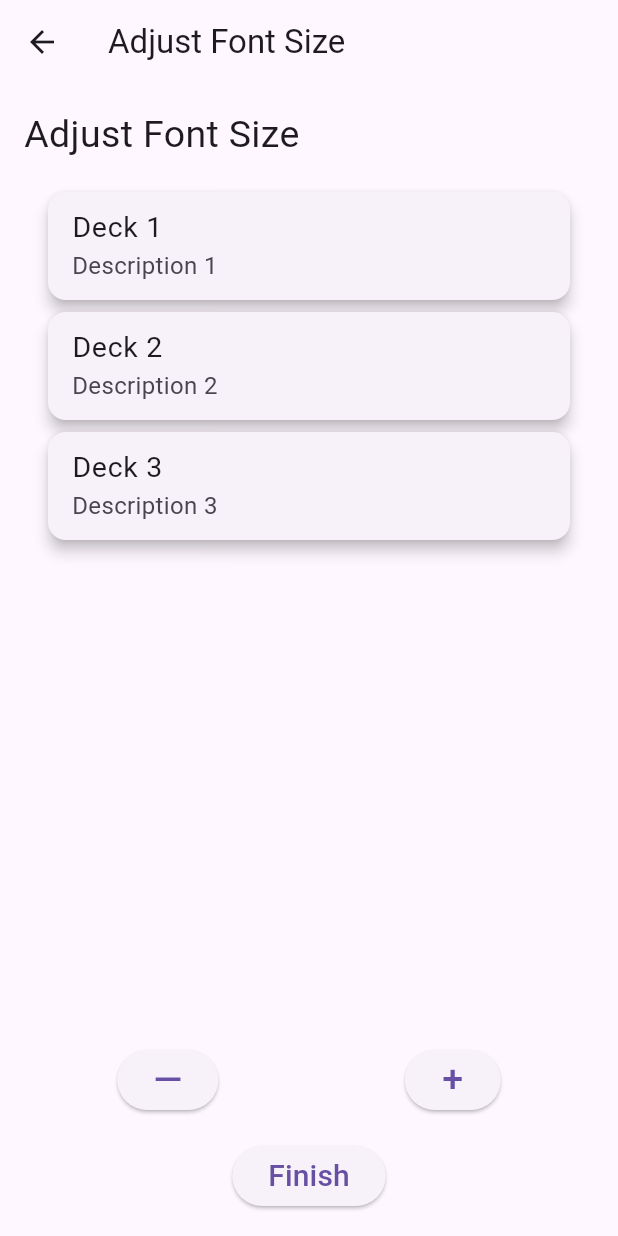
After one commit to Artem738/mindflasher_4, a Flutter app: the UserSettingsScreen screen opened directly, after a tap on "Изменить размер шрифта", on a phone screen of 412 x 824 dp. The commit adds this screen. Run offline on Flutter 3.47's test engine with Material 3 defaults, Android fonts, the phone set to English and light mode, and no system bars; our stand-ins replace flutter_secure_storage, shared_preferences; missing offline and left inert: telegram_web_app; accounts and stored records are empty.

Commit message:
v0.0.6 good realy

```diff
--- a/lib/main.dart
+++ b/lib/main.dart
@@ -3,7 +3,7 @@ import 'package:mindflasher_4/providers/deck_provider.dart';
 import 'package:mindflasher_4/providers/flashcard_provider.dart';
 import 'package:mindflasher_4/providers/template_deck_provider.dart';
 import 'package:mindflasher_4/providers/template_flashcard_provider.dart';
-import 'package:mindflasher_4/screens/deck_index_screen.dart';
+import 'package:mindflasher_4/screens/deck/deck_index_screen.dart';
 import 'package:mindflasher_4/screens/first_enter_screen.dart';
 import 'package:mindflasher_4/screens/language_selection_screen.dart';
 import 'package:mindflasher_4/screens/template_deck_index_screen.dart';
--- a/lib/models/user_model.dart
+++ b/lib/models/user_model.dart
@@ -15,6 +15,7 @@ class UserModel extends ChangeNotifier {
   String? hash;
   int? user_lvl;
   bool? isFirstEnter;
+  double base_font_size = 16.00;
 
   UserModel({
     this.apiId,
@@ -48,6 +49,7 @@ class UserModel extends ChangeNotifier {
     String? hash,
     int? user_lvl,
     bool? isFirstEnter,
+    double? base_font_size ,
   }) {
     this.apiId = apiId ?? this.apiId;
     this.telegram_id = telegram_id ?? this.telegram_id;
@@ -63,6 +65,7 @@ class UserModel extends ChangeNotifier {
     this.hash = hash ?? this.hash;
     this.user_lvl = user_lvl ?? this.user_lvl;
     this.isFirstEnter = isFirstEnter ?? this.isFirstEnter;
+    this.base_font_size = base_font_size ?? this.base_font_size;
     notifyListeners();
   }
 
@@ -72,6 +75,12 @@ class UserModel extends ChangeNotifier {
   }
 
   String log() {
-    return 'UserModel - apiId: ${apiId ?? 'null'}, telegram_id: ${telegram_id ?? 'null'}, tg_username: ${tg_username ?? 'null'}, name: ${name ?? 'null'}, tg_first_name: ${tg_first_name ?? 'null'}, tg_last_name: ${tg_last_name ?? 'null'}, tg_language_code: ${tg_language_code ?? 'null'}, language_code: ${language_code ?? 'null'}, email: ${email ?? 'null'}, token: ${token ?? 'null'}, authDate: ${authDate ?? 'null'}, hash: ${hash ?? 'null'}, user_lvl: ${user_lvl ?? 'null'}, isFirstEnter: ${isFirstEnter ?? 'null'}';
+    return 'UserModel - apiId: ${apiId ?? 'null'}, telegram_id: ${telegram_id ?? 'null'}, '
+        'tg_username: ${tg_username ?? 'null'}, name: ${name ?? 'null'}, '
+        'tg_first_name: ${tg_first_name ?? 'null'}, tg_last_name: ${tg_last_name ?? 'null'}, '
+        'tg_language_code: ${tg_language_code ?? 'null'}, language_code: ${language_code ?? 'null'}, '
+        'email: ${email ?? 'null'}, token: ${token ?? 'null'}, authDate: ${authDate ?? 'null'}, '
+        'hash: ${hash ?? 'null'}, user_lvl: ${user_lvl ?? 'null'}, '
+        'isFirstEnter: ${isFirstEnter ?? 'null'}, base_font_size: $base_font_size';
   }
 }
--- a/lib/providers/provider_user_control.dart
+++ b/lib/providers/provider_user_control.dart
@@ -17,9 +17,42 @@ class ProviderUserControl with ChangeNotifier {
     notifyListeners();
   }
 
-  void incrementApiId() {
-    _userModel.incrementApiId();
+  void increaseFontSize() {
+    if (_userModel.base_font_size < 35) {
+      _userModel.base_font_size += 1;
+      notifyListeners();
+    }
+  }
+
+  void decreaseFontSize() {
+    if (_userModel.base_font_size > 5) {
+      _userModel.base_font_size -= 1;
+      notifyListeners();
+    }
+  }
+
+  Future<void> updateUserBaseFontSize(String token, double baseFontSize) async {
+    if (token == null) {
+      throw Exception('User not authenticated');
+    }
+
+    final url = Uri.parse('${EnvConfig.mainApiUrl}/api/user/base-font-size');
+    final response = await http.put(
+      url, // Используем метод PUT, как указано в API маршрутах
+      headers: {
+        'Content-Type': 'application/json',
+        'Authorization': 'Bearer $token',
+      },
+      body: json.encode({'base_font_size': baseFontSize}),
+    );
+
+    // Обновляем локальную модель пользователя
+    _userModel.update(base_font_size: baseFontSize);
     notifyListeners();
+
+    if (response.statusCode != 200) {
+      throw Exception('Failed to update base font size on server');
+    }
   }
 
   Future<void> updateUserLanguageCode(String token, String languageCode) async {
--- a/lib/providers/provider_user_login.dart
+++ b/lib/providers/provider_user_login.dart
@@ -184,7 +184,9 @@ class ProviderUserLogin extends ChangeNotifier {
         ApiLogger.apiPrint("Tg login responseData: $responseData");
 
         final userData = responseData['user'];
-
+        if (userData['base_font_size'] != null) {
+          _userModel.update(base_font_size: (userData['base_font_size'] as int).toDouble());
+        }
         ///TODO SEND language_code !!!
         // Обновляем модель пользователя данными из ответа сервера
         _userModel?.update(
@@ -200,6 +202,7 @@ class ProviderUserLogin extends ChangeNotifier {
           token: responseData['token'],
           authDate: userData['auth_date'],
           user_lvl: userData['user_lvl'],
+         // base_font_size: userData['base_font_size'],
         );
 
         if (_userModel == null) {
@@ -239,20 +242,24 @@ class ProviderUserLogin extends ChangeNotifier {
         final responseData = jsonDecode(response.body);
         ApiLogger.apiPrint("user TO ADD: ${responseData['user']}");
         final userData = responseData['user'];
+        if (userData['base_font_size'] != null) {
+          _userModel.update(base_font_size: (userData['base_font_size'] as int).toDouble());
+        }
         _userModel.update(
           apiId: userData['id'],
           email: email,
           name: userData['name'],
           token: responseData['access_token'],
-          language_code: userData['language_code'],
           user_lvl: userData['user_lvl'],
           telegram_id: userData['telegram_id'],
           tg_username: userData['tg_username'],
-           tg_first_name: userData['tg_first_name'],
-           tg_last_name: userData['tg_last_name'],
+          tg_first_name: userData['tg_first_name'],
+          tg_last_name: userData['tg_last_name'],
           tg_language_code: userData['tg_language_code'],
+          language_code: userData['language_code'],
+          //userModel.base_font_size = userData['base_font_size'] ?? userModel.base_font_size,
         );
-       // final userData = responseData['user'];
+        // final userData = responseData['user'];
 
         ApiLogger.apiPrint("Login email done: ${_userModel.log()}");
         if (isSharedPreferencesLoaded) {
--- /dev/null
+++ b/lib/screens/deck/deck_card.dart
@@ -0,0 +1,38 @@
+import 'package:flutter/material.dart';
+import 'package:mindflasher_4/models/deck_model.dart';
+import 'package:mindflasher_4/screens/list/flashcard_index_screen.dart';
+
+
+class DeckCard extends StatelessWidget {
+  final DeckModel deck;
+  final double baseFontSize;
+
+  const DeckCard({Key? key, required this.deck, required this.baseFontSize}) : super(key: key);
+
+
+
+  @override
+  Widget build(BuildContext context) {
+    return Card(
+      elevation: 4, // Добавляет тень для визуального выделения
+      margin: EdgeInsets.symmetric(vertical: 4, horizontal: 16), // Отступы
+      child: ListTile(
+        title: Text(
+          deck.name,
+          style: TextStyle(fontSize: baseFontSize +3),
+        ),
+        subtitle: Text(
+          deck.description,
+          style: TextStyle(fontSize: baseFontSize),
+        ),
+        onTap: () {
+          Navigator.of(context).push(
+            MaterialPageRoute(
+              builder: (context) => FlashcardIndexScreen(deck: deck),
+            ),
+          );
+        },
+      ),
+    );
+  }
+}
--- /dev/null
+++ b/lib/screens/font_size_adjustment_screen.dart
@@ -0,0 +1,78 @@
+import 'package:flutter/material.dart';
+import 'package:mindflasher_4/screens/deck/deck_card.dart';
+import 'package:mindflasher_4/translates/font_size_adjustment_screen.dart';
+import 'package:provider/provider.dart';
+import '../models/deck_model.dart';
+import '../providers/provider_user_control.dart';
+
+class FontSizeAdjustmentScreen extends StatelessWidget {
+  @override
+  Widget build(BuildContext context) {
+    final userControl = context.watch<ProviderUserControl>();
+    final userModel = userControl.userModel;
+    var txt = FontSizeAdjustmentScreenTranslate(userModel.language_code ?? 'en');
+
+    // Пример данных для ListView (замените на реальные данные, если нужно)
+    final List<DeckModel> decks = [
+      DeckModel(name: 'Deck 1', description: 'Description 1', id: 1),
+      DeckModel(name: 'Deck 2', description: 'Description 2', id: 2),
+      DeckModel(name: 'Deck 3', description: 'Description 3', id: 3),
+    ];
+
+    return Scaffold(
+      appBar: AppBar(
+        title: Text(txt.tt('title')),
+      ),
+      body: Padding(
+        padding: const EdgeInsets.all(16.0),
+        child: Column(
+          crossAxisAlignment: CrossAxisAlignment.start,
+          children: [
+            Text(
+              txt.tt('header'),
+              style: TextStyle(fontSize: 25),
+            ),
+            SizedBox(height: 16),
+            Expanded(
+              child: ListView.builder(
+                itemCount: decks.length,
+                itemBuilder: (context, index) {
+                  return DeckCard(deck: decks[index], baseFontSize: userModel.base_font_size);
+                },
+              ),
+            ),
+            SizedBox(height: 16),
+            Row(
+              mainAxisAlignment: MainAxisAlignment.spaceAround,
+              children: [
+                ElevatedButton(
+                  onPressed: () {
+                    userControl.decreaseFontSize();
+                  },
+                  child: Text('—', style: TextStyle(fontSize: 25)),
+                ),
+                ElevatedButton(
+                  onPressed: () {
+                    userControl.increaseFontSize();
+                  },
+                  child: Text('+', style: TextStyle(fontSize: 25)),
+                ),
+              ],
+            ),
+            SizedBox(height: 16),
+            Center(
+              child: ElevatedButton(
+                onPressed: () {
+                  userControl.updateUserBaseFontSize(userModel.token!, userModel.base_font_size);
+
+                  Navigator.pop(context); // Возвращаемся на предыдущий экран
+                },
+                child: Text(txt.tt('finish_button'), style: TextStyle(fontSize: 20)),
+              ),
+            ),
+          ],
+        ),
+      ),
+    );
+  }
+}
--- a/lib/screens/list/central_top_card.dart
+++ b/lib/screens/list/central_top_card.dart
@@ -51,7 +51,7 @@ class CentralTopCard extends StatelessWidget {
             Expanded(
               child: Text(
                 "${flashcard.question}",
-                style: TextStyle(fontSize: 17),
+                style: TextStyle(fontSize: 19),
                 textAlign: TextAlign.center,
               ),
             ),
--- a/lib/screens/list/right_answer_card.dart
+++ b/lib/screens/list/right_answer_card.dart
@@ -58,8 +58,8 @@ class RightAnswerCard extends StatelessWidget {
                     child: Padding(
                       padding: const EdgeInsets.symmetric(horizontal: 20.0),
                       child: Text(
-                        flashcard.answer,
-                        style: TextStyle(color: Colors.black),
+                        flashcard.answer.replaceAll('\\n', '\n'),
+                        style: TextStyle(color: Colors.black, fontSize: 18),
                         textAlign: TextAlign.right,
                       ),
                     ),
--- a/lib/screens/login_screen.dart
+++ b/lib/screens/login_screen.dart
@@ -3,7 +3,7 @@ import 'package:mindflasher_4/main.dart';
 import 'package:mindflasher_4/models/user_model.dart';
 import 'package:mindflasher_4/providers/provider_user_control.dart';
 import 'package:mindflasher_4/providers/provider_user_login.dart';
-import 'package:mindflasher_4/screens/deck_index_screen.dart';
+import 'package:mindflasher_4/screens/deck/deck_index_screen.dart';
 import 'package:mindflasher_4/screens/template_deck_index_screen.dart';
 import 'package:mindflasher_4/screens/user_settings_screen.dart';
 import 'package:mindflasher_4/screens/registration_screen.dart'; // Импортируем экран регистрации
--- a/lib/screens/registration_screen.dart
+++ b/lib/screens/registration_screen.dart
@@ -1,6 +1,6 @@
 import 'package:flutter/material.dart';
 import 'package:mindflasher_4/providers/provider_user_login.dart';
-import 'package:mindflasher_4/screens/deck_index_screen.dart';
+import 'package:mindflasher_4/screens/deck/deck_index_screen.dart';
 import 'package:mindflasher_4/screens/template_deck_index_screen.dart';
 import 'package:provider/provider.dart';
 
--- a/lib/screens/user_settings_screen.dart
+++ b/lib/screens/user_settings_screen.dart
@@ -1,4 +1,5 @@
 import 'package:flutter/material.dart';
+import 'package:mindflasher_4/screens/font_size_adjustment_screen.dart';
 import 'package:mindflasher_4/screens/language_selection_screen.dart';
 import 'package:mindflasher_4/screens/test_info_screen.dart';
 import 'package:mindflasher_4/screens/tg_test_info_screen.dart';
@@ -81,7 +82,8 @@ class _UserSettingsScreenState extends State<UserSettingsScreen> {
 
   @override
   Widget build(BuildContext context) {
-    final userModel = context.watch<ProviderUserControl>().userModel;
+    final userControl = context.watch<ProviderUserControl>();
+    final userModel = userControl.userModel;
 
     return Scaffold(
       appBar: AppBar(
@@ -109,6 +111,21 @@ class _UserSettingsScreenState extends State<UserSettingsScreen> {
                 Text('Telegram Язык: ${userModel.tg_language_code ?? ''}'),
                 Text('Язык: ${userModel.language_code ?? ''}'),
                 Text('Уровень : ${userModel.user_lvl ?? ''}'),
+                Text('Размер шрифта : ${userModel.base_font_size ?? ''}'),
+
+                SizedBox(height: 20),
+                ElevatedButton(
+                  onPressed: () {
+                    Navigator.push(
+                      context,
+                      MaterialPageRoute(
+                        builder: (context) => FontSizeAdjustmentScreen(),
+                      ),
+                    );
+                  },
+                  child: Text('Изменить размер шрифта', style: TextStyle(fontSize: 20)),
+                ),
+                SizedBox(height: 20),
                 ElevatedButton(
                   onPressed: () {
                     Navigator.pushReplacement(
--- /dev/null
+++ b/lib/translates/font_size_adjustment_screen.dart
@@ -0,0 +1,31 @@
+// font_size_adjustment_screen.dart
+class FontSizeAdjustmentScreenTranslate {
+  static const Map<String, Map<String, String>> translations = {
+    // txt.tt('title')
+    'title': {
+      'en': 'Adjust Font Size',
+      'ru': 'Изменить размер шрифта',
+      'uk': 'Змінити розмір шрифту',
+    },
+    // txt.tt('header')
+    'header': {
+      'en': 'Adjust Font Size',
+      'ru': 'Изменить размер шрифта',
+      'uk': 'Змінити розмір шрифту',
+    },
+    // txt.tt('finish_button')
+    'finish_button': {
+      'en': 'Finish',
+      'ru': 'Завершить',
+      'uk': 'Завершити',
+    },
+  };
+
+  final String languageCode;
+
+  FontSizeAdjustmentScreenTranslate(this.languageCode);
+
+  String tt(String key) {
+    return translations[key]?[languageCode] ?? translations[key]?['en'] ?? 'Default $key';
+  }
+}
```
Also changed, not shown: lib/screens/deck/deck_index_screen.dart (renamed from lib/screens/deck_index_screen.dart, +14 -18 lines), lib/screens/list/flashcard_index_screen.dart (+26 -10 lines).
